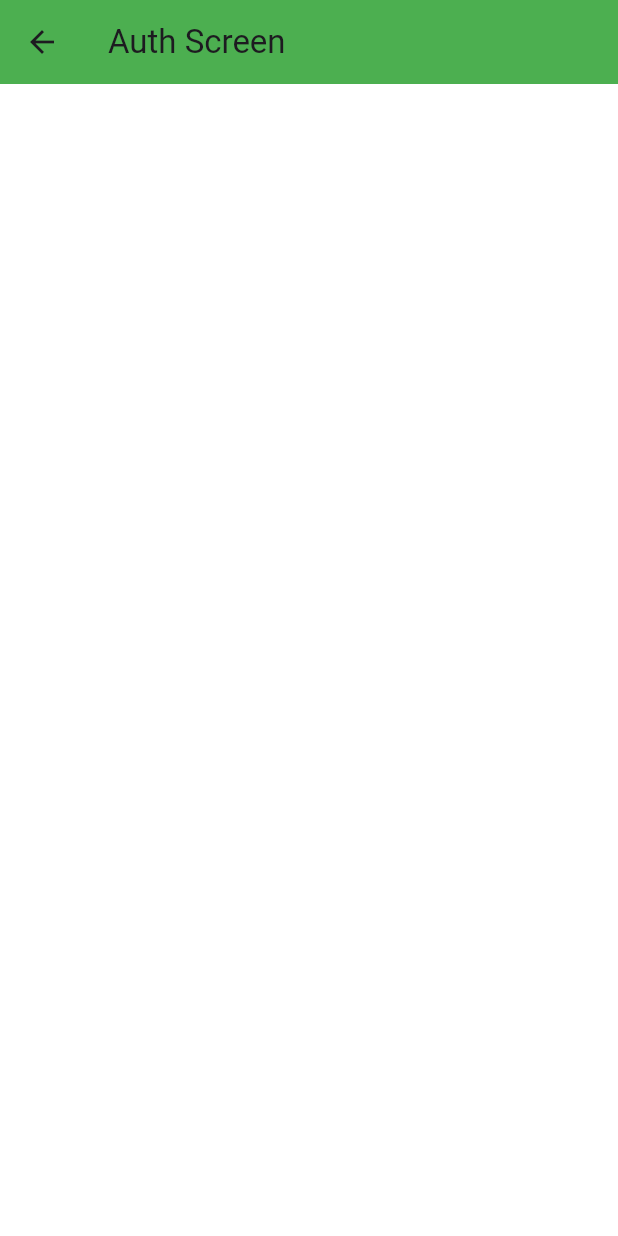
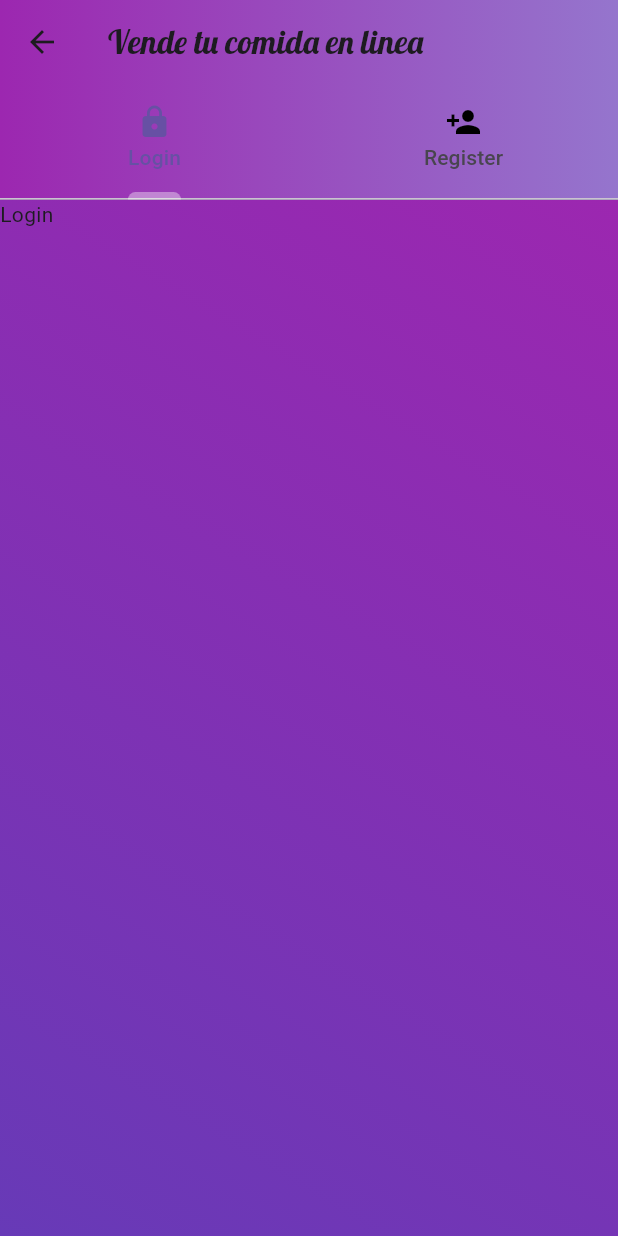
Before and after one commit to ByteRaider/foodAPP_sellers, a Flutter app: the screen it shows after launch, on a phone screen of 412 x 824 dp. Run offline on Flutter 3.47's test engine with Material 3 defaults, Android fonts, the light colour scheme and no system bars.

Commit message:
Add TabBarView to auth screen

```diff
--- a/lib/authentication/auth_screen.dart
+++ b/lib/authentication/auth_screen.dart
@@ -10,10 +10,55 @@ class AuthScreen extends StatefulWidget {
 class _AuthScreenState extends State<AuthScreen> {
   @override
   Widget build(BuildContext context) {
-    return Scaffold(
-      appBar: AppBar(
-        title: const Text("Auth Screen"),
-      ),
-    );
+    return DefaultTabController(
+        length: 2,
+        child: Scaffold(
+          appBar: AppBar(
+            flexibleSpace: Container(
+              decoration: BoxDecoration(
+                  gradient: LinearGradient(
+                      colors: [Colors.purple, Colors.deepPurple.shade300],
+                      begin: const FractionalOffset(0.0, 0.0),
+                      end: const FractionalOffset(1.0, 0.0),
+                      stops: const [0.0, 1.0],
+                      tileMode: TileMode.clamp)),
+            ),
+            title: const Text(
+              "Vende tu comida en linea",
+              style: TextStyle(fontFamily: "Lobster"),
+            ),
+            bottom: const TabBar(
+              tabs: [
+                Tab(
+                  text: "Login",
+                  icon: Icon(Icons.lock),
+                ),
+                Tab(
+                  text: "Register",
+                  icon: Icon(Icons.person_add),
+                ),
+              ],
+              indicatorColor: Colors.white38,
+              indicatorWeight: 5,
+            ),
+          ),
+          body: Container(
+            decoration: const BoxDecoration(
+                gradient: LinearGradient(
+              colors: [
+                Colors.purple,
+                Colors.deepPurple,
+              ],
+              begin: Alignment.topRight,
+              end: Alignment.bottomLeft,
+            )),
+            child: const TabBarView(
+              children: [
+                Text("Login"),
+                Text("Register"),
+              ],
+            ),
+          ),
+        ));
   }
 }
```
